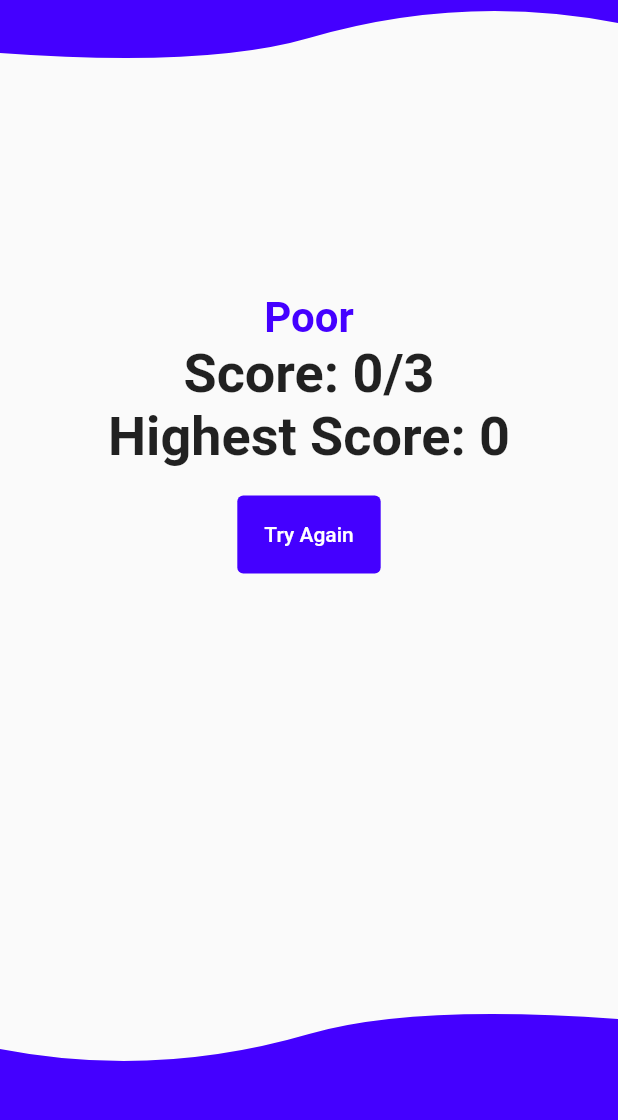
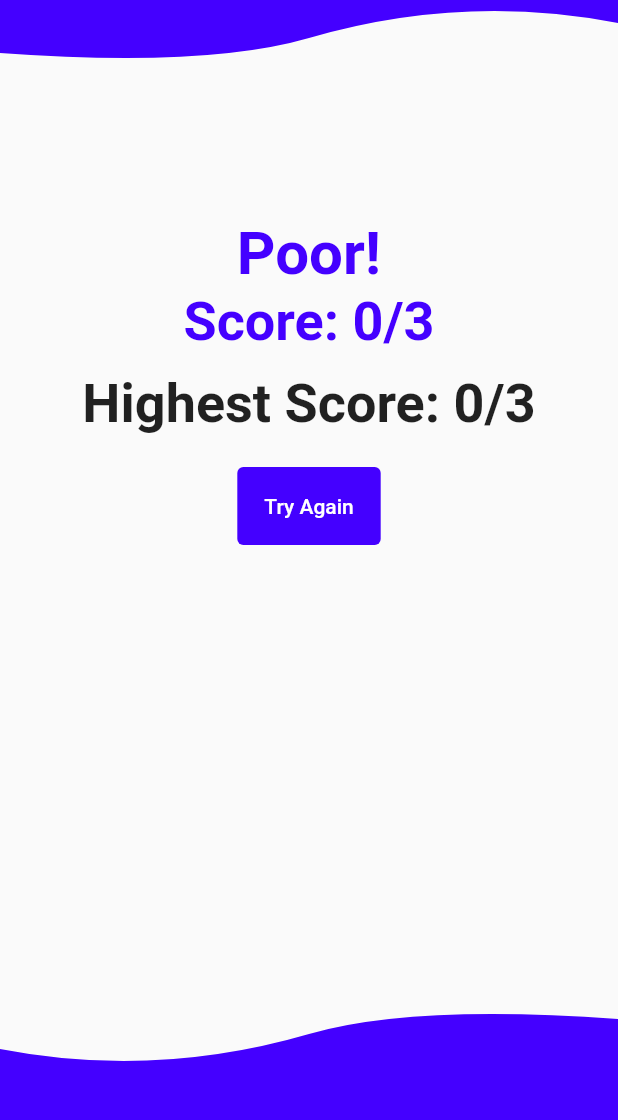
Before and after one commit to sheikhziad/Flutter_Quiz, a Flutter app: the screen it shows after launch, after a tap on "Facebook", after a tap on "Android Application", after a tap on "FlutterFollow", on a phone screen of 412 x 824 dp, the part 112-1232 px from its top. Run offline on Flutter 3.47's test engine with Material 2 defaults, Android fonts, the phone set to English and light mode, and no system bars; our stand-ins replace flutter_custom_clippers.

Commit message:
UI to the Result page

```diff
--- a/lib/result.dart
+++ b/lib/result.dart
@@ -49,18 +49,28 @@ class Result extends StatelessWidget {
       child: Column(
         mainAxisAlignment: MainAxisAlignment.center,
         children: [
-          const Padding(padding: EdgeInsets.only(top: 150.0)),
+          const Padding(padding: EdgeInsets.only(top: 100.0)),
           Text(
-            finalResult,
+            "$finalResult!",
             style: const TextStyle(
-                fontSize: 28,
+                fontSize: 40,
                 fontWeight: FontWeight.bold,
-                color: Color.fromARGB(255, 68, 0, 255)),
+                color: Color.fromARGB(255, 68, 0, 255),
+              ),
             textAlign: TextAlign.center,
           ),
           Text(
-            'Score: ' '$resultScore/3' '\nHighest Score: ' '$finalScore',
-            style: const TextStyle(fontSize: 36, fontWeight: FontWeight.bold),
+            'Score: ' '$resultScore/3',
+            style: const TextStyle(
+              fontSize: 36,
+              fontWeight: FontWeight.bold,
+              color: Color.fromARGB(255, 68, 0, 255),
+              height: 1.2),
+            textAlign: TextAlign.center,
+          ),
+          Text(
+            'Highest Score: ' '$finalScore/3',
+            style: const TextStyle(fontSize: 36, fontWeight: FontWeight.bold,height: 1.6),
             textAlign: TextAlign.center,
           ),
           Padding(
```
